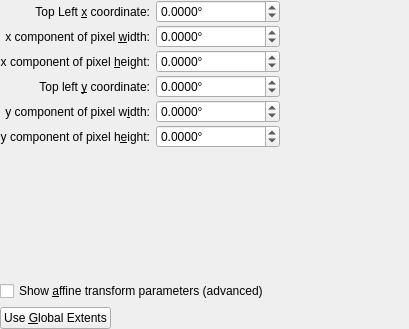
This is src/qt-widgets/EditAffineTransformGeoreferencingWidgetUi.ui in GPlates/GPlates as Qt 5 draws it before an edit. The edited form follows.
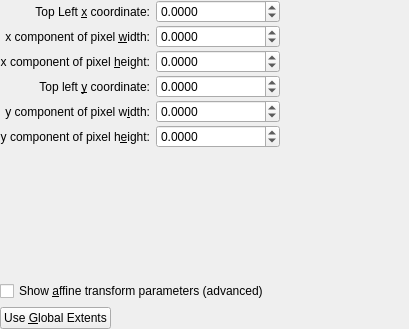
This is the edited form. The open tabs and pages were chosen to show the change. Icons and pictures are not drawn.

```diff
--- a/src/qt-widgets/EditAffineTransformGeoreferencingWidgetUi.ui
+++ b/src/qt-widgets/EditAffineTransformGeoreferencingWidgetUi.ui
@@ -445,7 +445,7 @@
           </sizepolicy>
          </property>
          <property name="suffix">
-          <string>°</string>
+          <string/>
          </property>
          <property name="decimals">
           <number>4</number>
@@ -467,7 +467,7 @@
           </sizepolicy>
          </property>
          <property name="suffix">
-          <string>°</string>
+          <string/>
          </property>
          <property name="decimals">
           <number>4</number>
@@ -489,7 +489,7 @@
           </sizepolicy>
          </property>
          <property name="suffix">
-          <string>°</string>
+          <string/>
          </property>
          <property name="decimals">
           <number>4</number>
@@ -511,7 +511,7 @@
           </sizepolicy>
          </property>
          <property name="suffix">
-          <string>°</string>
+          <string/>
          </property>
          <property name="decimals">
           <number>4</number>
@@ -533,7 +533,7 @@
           </sizepolicy>
          </property>
          <property name="suffix">
-          <string>°</string>
+          <string/>
          </property>
          <property name="decimals">
           <number>4</number>
@@ -555,7 +555,7 @@
           </sizepolicy>
          </property>
          <property name="suffix">
-          <string>°</string>
+          <string/>
          </property>
          <property name="decimals">
           <number>4</number>
```
